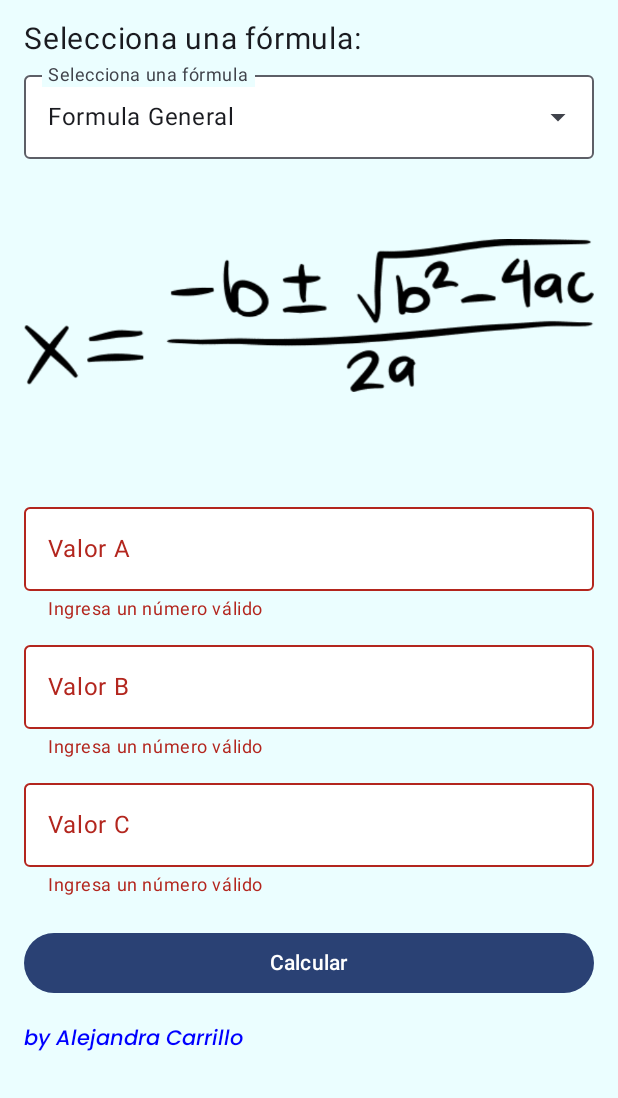
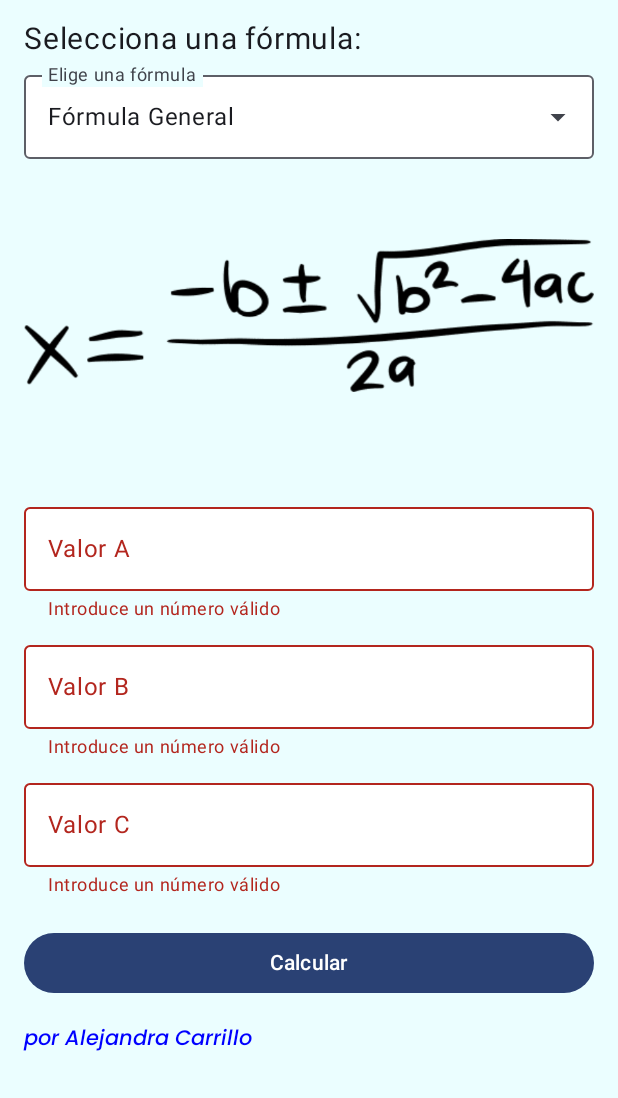
Before and after one commit to ale-carrillo/calculator, an Android app built with Jetpack Compose: the screen it shows after launch (MainActivity), after a tap on "Calcular", on a phone screen of 412 x 824 dp, the part 138-1236 px from its top. Run offline under Robolectric (Android 15) with nearby library versions, the phone set to English and light mode, and no system bars.

Commit message:
Update App

```diff
--- a/app/src/main/java/com/example/calculator/MainActivity.kt
+++ b/app/src/main/java/com/example/calculator/MainActivity.kt
@@ -18,6 +18,7 @@ import androidx.compose.ui.unit.dp
 import androidx.compose.ui.unit.sp
 import com.example.calculator.ui.theme.CalculatorTheme
 import kotlin.math.sqrt
+import androidx.compose.ui.res.stringResource
 
 class MainActivity : ComponentActivity() {
     override fun onCreate(savedInstanceState: Bundle?) {
@@ -39,7 +40,13 @@ data class Campo(
 @OptIn(ExperimentalMaterial3Api::class)
 @Composable
 fun MainScreen(modifier: Modifier = Modifier) {
-    val formulas = listOf("Formula General", "Pitágoras", "Área de un cilindro", "Ley de Gravitación")
+    val formulas = listOf(
+        R.string.general_formula,
+        R.string.pythagoras,
+        R.string.cylinder_area,
+        R.string.gravitation_law
+    )
+
     var expanded by remember { mutableStateOf(false) }
     var selectedFormula by remember { mutableStateOf(formulas[0]) }
 
@@ -48,29 +55,30 @@ fun MainScreen(modifier: Modifier = Modifier) {
     var campoC by remember { mutableStateOf(Campo()) }
     var result by remember { mutableStateOf("") }
     var mostrarResultado by remember { mutableStateOf(false) }
-
+    val noSolutionText = stringResource(R.string.no_real_solution)
+    val areaFormat = stringResource(id = R.string.cylinder_area_result)
 
     fun validarCampo(campo: Campo): Boolean {
         return campo.valor.isNotEmpty() && campo.valor.toFloatOrNull() != null
     }
 
-    fun obtenerImagenSegunFormula(formula: String): Int {
+    fun obtenerImagenSegunFormula(formula: Int): Int {
         return when (formula) {
-            "Formula General" -> R.drawable.formulageneral2
-            "Pitágoras" -> R.drawable.pitagoras
-            "Área de un cilindro" -> R.drawable.cilindro
-            "Ley de Gravitación" -> R.drawable.universal
+            R.string.general_formula -> R.drawable.formulageneral2
+            R.string.pythagoras -> R.drawable.pitagoras
+            R.string.cylinder_area -> R.drawable.cilindro
+            R.string.gravitation_law -> R.drawable.universal
             else -> R.drawable.backg
         }
     }
 
-    fun calcular() {
+    fun calcular(noSolutionText: String, areaFormat: String) {
         campoA = campoA.copy(error = false)
         campoB = campoB.copy(error = false)
         campoC = campoC.copy(error = false)
 
         when (selectedFormula) {
-            "Formula General" -> {
+            R.string.general_formula -> {
                 val validoA = validarCampo(campoA)
                 val validoB = validarCampo(campoB)
                 val validoC = validarCampo(campoC)
@@ -85,7 +93,7 @@ fun MainScreen(modifier: Modifier = Modifier) {
                     val c = campoC.valor.toFloat()
                     val d = b * b - 4 * a * c
                     result = if (d < 0) {
-                        "No hay solución real"
+                        noSolutionText
                     } else {
                         val x1 = (-b + sqrt(d)) / (2 * a)
                         val x2 = (-b - sqrt(d)) / (2 * a)
@@ -97,7 +105,7 @@ fun MainScreen(modifier: Modifier = Modifier) {
                 }
             }
 
-            "Pitágoras" -> {
+            R.string.pythagoras -> {
                 val validoA = validarCampo(campoA)
                 val validoB = validarCampo(campoB)
                 campoA = campoA.copy(error = !validoA)
@@ -113,7 +121,7 @@ fun MainScreen(modifier: Modifier = Modifier) {
                 }
             }
 
-            "Área de un cilindro" -> {
+            R.string.cylinder_area -> {
                 val validoR = validarCampo(campoA)
                 val validoH = validarCampo(campoB)
                 campoA = campoA.copy(error = !validoR)
@@ -122,14 +130,14 @@ fun MainScreen(modifier: Modifier = Modifier) {
                 if (validoR && validoH) {
                     val r = campoA.valor.toFloat()
                     val h = campoB.valor.toFloat()
-                    result = "Área = ${2 * 3.1416 * r * (r + h)}"
+                    result = areaFormat.format(2 * 3.1416 * r * (r + h))
                     mostrarResultado = true
                 } else {
                     mostrarResultado = false
                 }
             }
 
-            "Ley de Gravitación" -> {
+            R.string.gravitation_law -> {
                 val validoM1 = validarCampo(campoA)
                 val validoM2 = validarCampo(campoB)
                 val validoD = validarCampo(campoC)
@@ -159,7 +167,7 @@ fun MainScreen(modifier: Modifier = Modifier) {
     ){
         Image(
             painter = painterResource(R.drawable.backg),
-            contentDescription = "Imagen de fondo",
+            contentDescription = stringResource(id = R.string.background_image_description),
             modifier = Modifier.fillMaxSize(),
             contentScale = ContentScale.Crop
         )
@@ -173,14 +181,14 @@ fun MainScreen(modifier: Modifier = Modifier) {
                     .wrapContentWidth(Alignment.CenterHorizontally)
             ) {
                 Text(
-                    text = "Calculadora",
+                    text = stringResource(id = R.string.calculator_title),
                     style = MaterialTheme.typography.headlineLarge,
                     color = Color.Black
                 )
                 Spacer(modifier = Modifier.width(30.dp))
                 Image(
                     painter = painterResource(id = R.drawable.simbolos),
-                    contentDescription = "Logo calculadora",
+                    contentDescription = stringResource(id = R.string.calculator_logo_description),
                     modifier = Modifier
                         .size(70.dp)
                         .padding(end = 8.dp)
@@ -188,7 +196,7 @@ fun MainScreen(modifier: Modifier = Modifier) {
             }
 
             Text(
-                "Selecciona una fórmula:",
+                stringResource(id = R.string.select_formula),
                 fontSize = 20.sp,
             )
 
@@ -200,10 +208,10 @@ fun MainScreen(modifier: Modifier = Modifier) {
                     .padding(vertical = 4.dp)
             ) {
                 OutlinedTextField(
-                    value = selectedFormula,
+                    value = stringResource(id = selectedFormula),
                     onValueChange = {},
                     readOnly = true,
-                    label = { Text("Selecciona una fórmula") },
+                    label = { Text(stringResource(id = R.string.formula_hint)) },
                     trailingIcon = {
                         ExposedDropdownMenuDefaults.TrailingIcon(expanded = expanded)
                     },
@@ -213,13 +221,14 @@ fun MainScreen(modifier: Modifier = Modifier) {
                         focusedContainerColor = Color.White,
                     )
                 )
+
                 ExposedDropdownMenu(
                     expanded = expanded,
                     onDismissRequest = { expanded = false }
                 ) {
                     formulas.forEach { formula ->
                         DropdownMenuItem(
-                            text = { Text(formula) },
+                            text = { Text(stringResource(id = formula)) },
                             onClick = {
                                 selectedFormula = formula
                                 campoA = Campo()
@@ -235,8 +244,8 @@ fun MainScreen(modifier: Modifier = Modifier) {
 
             Image(
                 painter = painterResource(id = obtenerImagenSegunFormula(selectedFormula)),
-                contentDescription = "Imagen de la fórmula",
-                modifier = Modifier
+                contentDescription = stringResource(id = R.string.formula_image_description),
+                        modifier = Modifier
                     .fillMaxWidth()
                     .height(200.dp)
                     .padding(vertical = 10.dp),
@@ -247,37 +256,37 @@ fun MainScreen(modifier: Modifier = Modifier) {
 
             InputField(
                 label = when (selectedFormula) {
-                    "Área de un cilindro" -> "Radio"
-                    "Ley de Gravitación" -> "Masa 1"
-                    else -> "Valor A"
+                    R.string.cylinder_area -> stringResource(id = R.string.radius)
+                    R.string.gravitation_law -> stringResource(id = R.string.mass1)
+                    else -> stringResource(id = R.string.value_a)
                 },
                 campo = campoA,
                 onChange = { campoA = campoA.copy(valor = it) },
-                permitirNegativos = selectedFormula == "Formula General"
+                permitirNegativos = selectedFormula == R.string.general_formula
             )
 
-            if (selectedFormula in listOf("Formula General", "Pitágoras", "Área de un cilindro", "Ley de Gravitación")) {
+            if (selectedFormula in listOf(R.string.general_formula, R.string.pythagoras, R.string.cylinder_area, R.string.gravitation_law)) {
                 InputField(
                     label = when (selectedFormula) {
-                        "Área de un cilindro" -> "Altura"
-                        "Ley de Gravitación" -> "Masa 2"
-                        else -> "Valor B"
+                        R.string.cylinder_area -> stringResource(id = R.string.height)
+                        R.string.gravitation_law -> stringResource(id = R.string.mass2)
+                        else -> stringResource(id = R.string.value_b)
                     },
                     campo = campoB,
                     onChange = { campoB = campoB.copy(valor = it) },
-                    permitirNegativos = selectedFormula == "Formula General"
+                    permitirNegativos = selectedFormula == R.string.general_formula
                 )
             }
 
-            if (selectedFormula in listOf("Formula General", "Ley de Gravitación")) {
+            if (selectedFormula in listOf(R.string.general_formula, R.string.gravitation_law)) {
                 InputField(
                     label = when (selectedFormula) {
-                        "Ley de Gravitación" -> "Distancia"
-                        else -> "Valor C"
+                        R.string.gravitation_law -> stringResource(id = R.string.distance)
+                        else -> stringResource(id = R.string.value_c)
                     },
                     campo = campoC,
                     onChange = { campoC = campoC.copy(valor = it) },
-                    permitirNegativos = selectedFormula == "Formula General"
+                    permitirNegativos = selectedFormula == R.string.general_formula
                 )
             }
 
@@ -291,20 +300,19 @@ fun MainScreen(modifier: Modifier = Modifier) {
             }
 
             Button(
-                onClick = { calcular() },
+                onClick = { calcular(noSolutionText, areaFormat) },
                 modifier = Modifier
                     .padding(top = 16.dp)
                     .fillMaxWidth()
             ) {
-                Text("Calcular")
+                Text(stringResource(id = R.string.calculate))
             }
 
             Text(
-                "by Alejandra Carrillo",
+                text = stringResource(id = R.string.author),
                 style = MaterialTheme.typography.bodyMedium,
                 color = Color.Blue,
-                modifier = Modifier
-                    .padding(top = 16.dp)
+                modifier = Modifier.padding(top = 16.dp)
             )
 
         }
@@ -339,7 +347,7 @@ fun InputField(
         keyboardOptions = KeyboardOptions(keyboardType = KeyboardType.Number),
         supportingText = {
             if (campo.error) {
-                Text("Ingresa un número válido", color = MaterialTheme.colorScheme.error)
+                Text(stringResource(id = R.string.invalid_number), color = MaterialTheme.colorScheme.error)
             }
         },
         colors = OutlinedTextFieldDefaults.colors(
--- a/app/src/main/res/values/strings.xml
+++ b/app/src/main/res/values/strings.xml
@@ -1,3 +1,26 @@
 <resources>
-    <string name="app_name">Calculator</string>
+    <string name="app_name">Calculadora</string>
+    <string name="calculator_title">Calculadora</string>
+    <string name="select_formula">Selecciona una fórmula:</string>
+    <string name="formula_hint">Elige una fórmula</string>
+    <string name="general_formula">Fórmula General</string>
+    <string name="pythagoras">Pitágoras</string>
+    <string name="cylinder_area">Área de un Cilindro</string>
+    <string name="gravitation_law">Ley de la Gravitación</string>
+    <string name="value_a">Valor A</string>
+    <string name="value_b">Valor B</string>
+    <string name="value_c">Valor C</string>
+    <string name="radius">Radio</string>
+    <string name="height">Altura</string>
+    <string name="mass1">Masa 1</string>
+    <string name="mass2">Masa 2</string>
+    <string name="distance">Distancia</string>
+    <string name="calculate">Calcular</string>
+    <string name="author">por Alejandra Carrillo</string>
+    <string name="invalid_number">Introduce un número válido</string>
+    <string name="no_real_solution">No hay solución real</string>
+    <string name="cylinder_area_result">Área = %1$.2f</string>
+    <string name="formula_image_description">Formula image</string>
+    <string name="calculator_logo_description">Calculator logo</string>
+    <string name="background_image_description">Background image</string>
 </resources>
```
Also changed, not shown: 1 other file.
